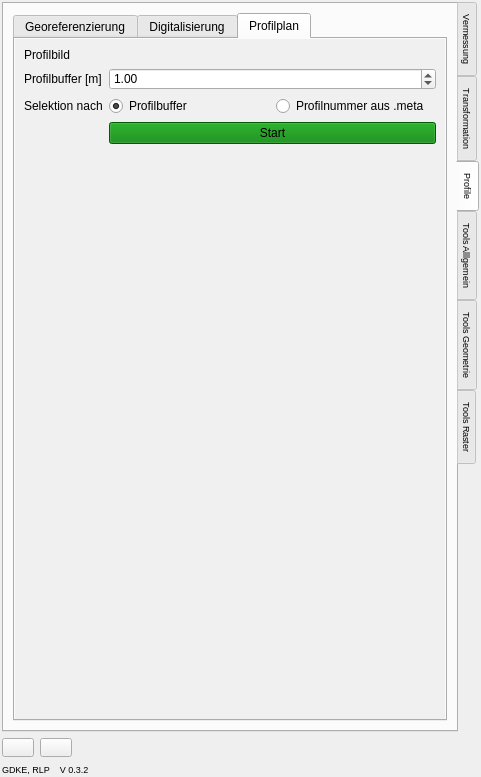
Before: the Qt Designer form utils/t2g_arch_dockwidget_base.ui in Landesamt-fuer-Archaeologie-Sachsen/Tachy2GIS_arch, drawn with Qt 5.
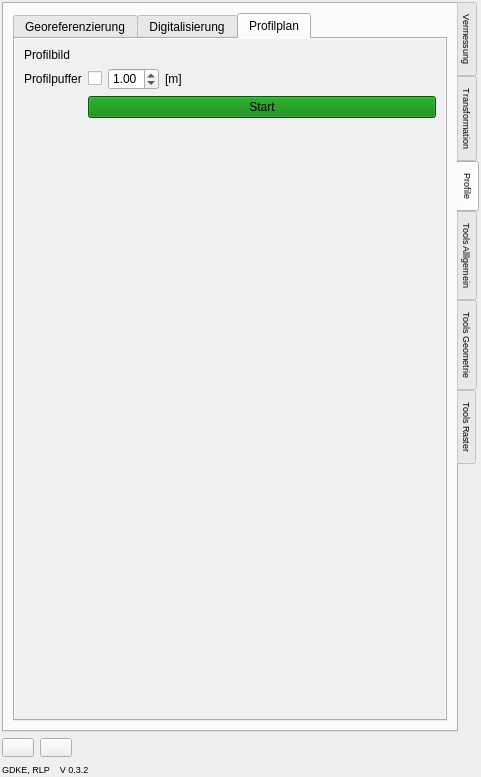
After: the same form once the commit is applied. The open tabs and pages were chosen to show the change. Icons and pictures are not drawn. Custom widgets are drawn as their Qt base class.

Commit message: #1942 Standardfall Planerstellung mit Selektion nach Profilnummer

What changed in the file:
```diff
--- a/utils/t2g_arch_dockwidget_base.ui
+++ b/utils/t2g_arch_dockwidget_base.ui
@@ -684,11 +684,30 @@
               <item row="1" column="0">
                <widget class="QLabel" name="label_51">
                 <property name="text">
-                 <string>Profilbuffer [m]</string>
+                 <string>Profilpuffer</string>
+                </property>
+               </widget>
+              </item>
+              <item row="5" column="1">
+               <widget class="QPushButton" name="startPlanBtn">
+                <property name="styleSheet">
+                 <string notr="true">background-color : green</string>
+                </property>
+                <property name="text">
+                 <string>Start</string>
                 </property>
                </widget>
               </item>
               <item row="1" column="1">
+               <layout class="QHBoxLayout" name="horizontalLayout_8">
+                <item>
+                 <widget class="QCheckBox" name="check_profile_buffer">
+                  <property name="text">
+                   <string/>
+                  </property>
+                 </widget>
+                </item>
+                <item>
                <widget class="QDoubleSpinBox" name="profileBufferSpinBox">
                 <property name="maximum">
                  <double>5.000000000000000</double>
@@ -701,44 +720,28 @@
                 </property>
                </widget>
               </item>
-              <item row="2" column="0">
-               <widget class="QLabel" name="label_4">
-                <property name="text">
-                 <string>Selektion nach</string>
-                </property>
-               </widget>
-              </item>
-              <item row="2" column="1">
-               <layout class="QHBoxLayout" name="horizontalLayout_8">
                 <item>
-                 <widget class="QRadioButton" name="radioProfilePlanBuffer">
+                 <widget class="QLabel" name="label_profileBuffer">
                   <property name="text">
-                   <string>Profilbuffer</string>
+                   <string>[m]</string>
                   </property>
-                  <property name="checked">
-                   <bool>true</bool>
-                  </property>
                  </widget>
                 </item>
                 <item>
-                 <widget class="QRadioButton" name="radioProfilePlanNumber">
-                  <property name="text">
-                   <string>Profilnummer aus .meta</string>
+                 <spacer name="horizontalSpacer_2">
+                  <property name="orientation">
+                   <enum>Qt::Horizontal</enum>
                   </property>
-                 </widget>
+                  <property name="sizeHint" stdset="0">
+                   <size>
+                    <width>40</width>
+                    <height>22</height>
+                   </size>
+                  </property>
+                 </spacer>
                 </item>
                </layout>
               </item>
-              <item row="4" column="1">
-               <widget class="QPushButton" name="startPlanBtn">
-                <property name="styleSheet">
-                 <string notr="true">background-color : green</string>
-                </property>
-                <property name="text">
-                 <string>Start</string>
-                </property>
-               </widget>
-              </item>
              </layout>
             </widget>
            </widget>
```
Left out of the diff: 2 changed lines with no effect on the pictures. Lines whose indentation alone changed are shown as unchanged. The commit also changes 1 other file.
